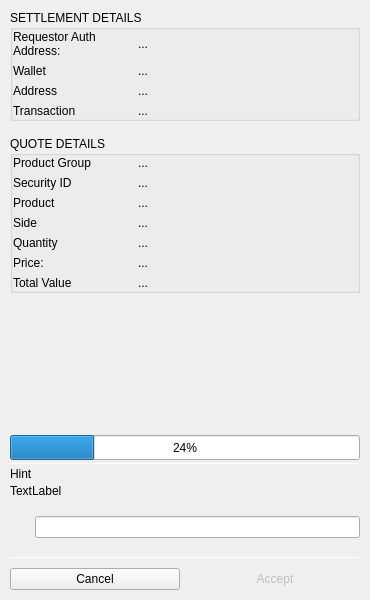
BlockSettle/terminal, file BlockSettleUILib/DealerXBTSettlementDialog.ui: the form before one commit.
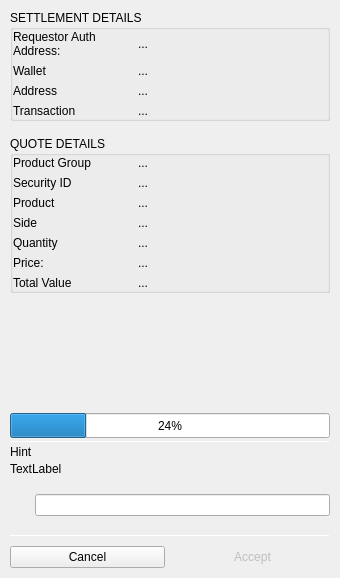
The form after the commit. Icons and pictures are not drawn.

```diff
--- a/BlockSettleUILib/DealerXBTSettlementDialog.ui
+++ b/BlockSettleUILib/DealerXBTSettlementDialog.ui
@@ -6,12 +6,12 @@
    <rect>
     <x>0</x>
     <y>0</y>
-    <width>370</width>
-    <height>600</height>
+    <width>340</width>
+    <height>578</height>
    </rect>
   </property>
   <property name="sizePolicy">
-   <sizepolicy hsizetype="Fixed" vsizetype="Fixed">
+   <sizepolicy hsizetype="Fixed" vsizetype="MinimumExpanding">
     <horstretch>0</horstretch>
     <verstretch>0</verstretch>
    </sizepolicy>
```
Left out of the diff: 2 changed lines with no effect on the pictures.
